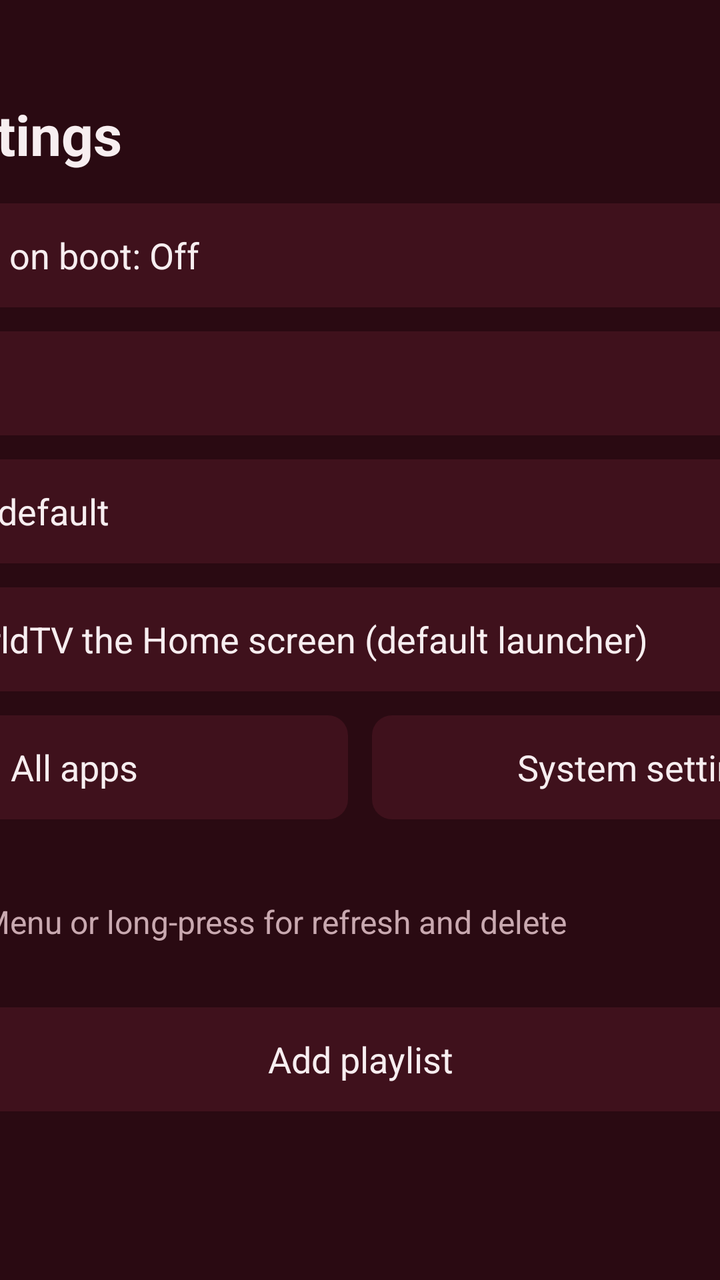
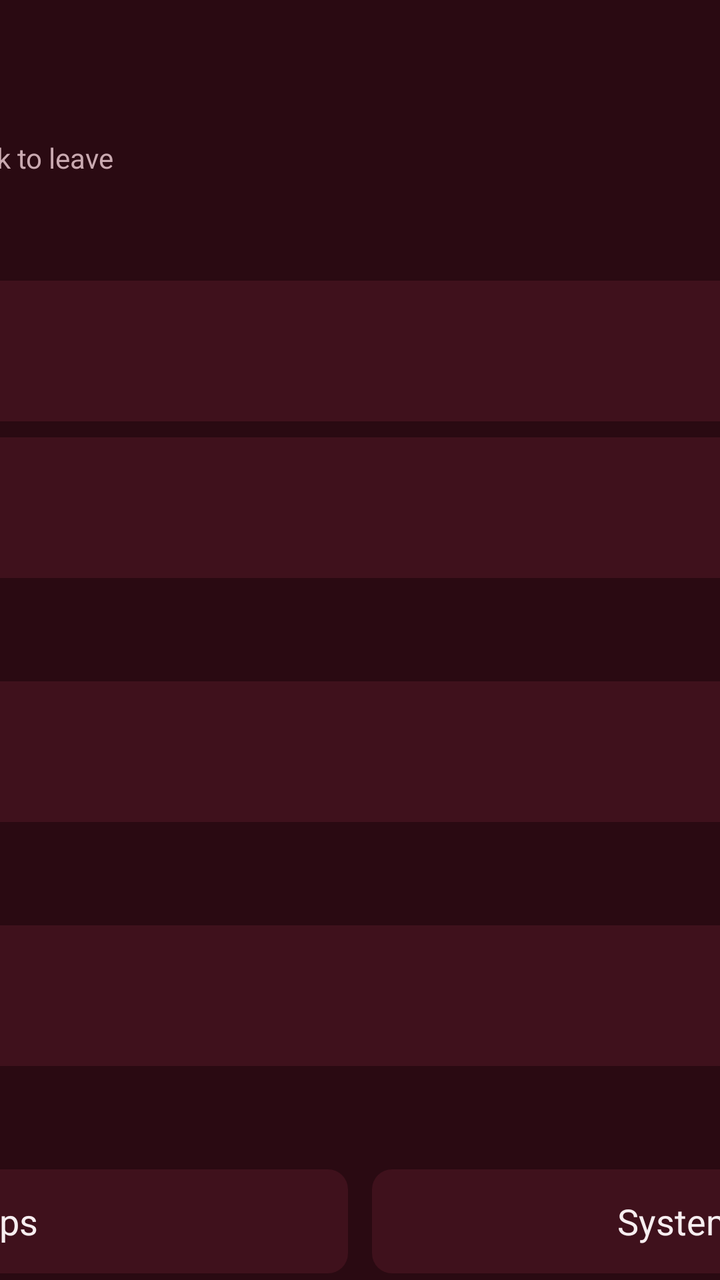

Before-and-after screenshots of an Android layout around one commit, followed by the original layout XML and the change that was made.
<!-- AndroidManifest.xml: application theme Theme.IptvPlayer -->
<!-- res/layout/screen_playlists.xml -->
<?xml version="1.0" encoding="utf-8"?>
<FrameLayout xmlns:android="http://schemas.android.com/apk/res/android"
    android:layout_width="match_parent"
    android:layout_height="match_parent">

    
    <ScrollView
        android:layout_width="560dp"
        android:layout_height="wrap_content"
        android:layout_gravity="center"
        android:paddingTop="24dp"
        android:paddingBottom="24dp"
        android:clipToPadding="false"
        android:scrollbars="none">

    <LinearLayout
        android:layout_width="match_parent"
        android:layout_height="wrap_content"
        android:orientation="vertical">

        <TextView
            style="@style/Text.Title"
            android:layout_width="wrap_content"
            android:layout_height="wrap_content"
            android:text="@string/settings" />

        <TextView
            android:id="@+id/auto_start"
            style="@style/TileButton"
            android:layout_width="match_parent"
            android:layout_marginTop="16dp"
            android:gravity="center_vertical|start"
            android:text="@string/auto_start_off" />

        <TextView
            android:id="@+id/auto_start_status"
            style="@style/Text.Secondary"
            android:layout_width="match_parent"
            android:layout_height="wrap_content"
            android:layout_marginTop="6dp"
            android:textSize="14sp"
            android:visibility="gone" />

        
        <TextView
            android:id="@+id/slot_count"
            style="@style/TileButton"
            android:layout_width="match_parent"
            android:layout_marginTop="12dp"
            android:gravity="center_vertical|start" />

        
        <TextView
            android:id="@+id/dns"
            style="@style/TileButton"
            android:layout_width="match_parent"
            android:layout_marginTop="12dp"
            android:gravity="center_vertical|start"
            android:text="@string/dns_system" />

        
        <TextView
            android:id="@+id/default_home"
            style="@style/TileButton"
            android:layout_width="match_parent"
            android:layout_marginTop="12dp"
            android:gravity="center_vertical|start"
            android:text="@string/home_make_default" />

        
        <LinearLayout
            android:layout_width="match_parent"
            android:layout_height="wrap_content"
            android:layout_marginTop="12dp"
            android:orientation="horizontal">

            <TextView
                android:id="@+id/all_apps"
                style="@style/TileButton"
                android:layout_width="0dp"
                android:layout_weight="1"
                android:text="@string/all_apps" />

            <TextView
                android:id="@+id/android_settings"
                style="@style/TileButton"
                android:layout_width="0dp"
                android:layout_marginStart="12dp"
                android:layout_weight="1"
                android:text="@string/android_settings" />
        </LinearLayout>

        <TextView
            style="@style/Text.Body"
            android:layout_width="wrap_content"
            android:layout_height="wrap_content"
            android:layout_marginTop="12dp"
            android:text="@string/playlists"
            android:textStyle="bold" />

        <TextView
            style="@style/Text.Secondary"
            android:layout_width="wrap_content"
            android:layout_height="wrap_content"
            android:layout_marginTop="4dp"
            android:text="OK to open · Menu or long-press for refresh and delete" />

        <LinearLayout
            android:id="@+id/list"
            android:layout_width="match_parent"
            android:layout_height="wrap_content"
            android:layout_marginTop="16dp"
            android:orientation="vertical" />

        <TextView
            android:id="@+id/add"
            style="@style/TileButton"
            android:layout_width="match_parent"
            android:layout_marginTop="16dp"
            android:text="@string/add_playlist" />

        <LinearLayout
            android:layout_width="match_parent"
            android:layout_height="wrap_content"
            android:layout_marginTop="12dp"
            android:gravity="center_vertical"
            android:minHeight="24dp"
            android:orientation="horizontal">

            
            <io.github.sardinemehico.iptvplayer.ui.LoadingDots
                android:id="@+id/busy"
                android:layout_width="40dp"
                android:layout_height="10dp"
                android:layout_marginEnd="12dp"
                android:visibility="gone" />

            <TextView
                android:id="@+id/message"
                style="@style/Text.Secondary"
                android:layout_width="0dp"
                android:layout_height="wrap_content"
                android:layout_weight="1" />
        </LinearLayout>
    </LinearLayout>
    </ScrollView>
</FrameLayout>
<!-- resources referenced by this layout -->
<resources>
  <string name="add_playlist">Add playlist</string>
  <string name="all_apps">All apps</string>
  <string name="android_settings">System settings</string>
  <string name="auto_start_off">Auto-start on boot: Off</string>
  <string name="dns_system">DNS: Box default</string>
  <string name="home_make_default">Make WorldTV the Home screen (default launcher)</string>
  <string name="playlists">Playlists</string>
  <string name="settings">App Settings</string>
  <style name="Text.Body" parent="">
          <item name="android:textColor">@color/text_primary</item>
          <item name="android:textSize">18sp</item>
      </style>
  <style name="Text.Secondary" parent="">
          <item name="android:textColor">@color/text_secondary</item>
          <item name="android:textSize">16sp</item>
      </style>
  <style name="Text.Title" parent="">
          <item name="android:textColor">@color/text_primary</item>
          <item name="android:textSize">28sp</item>
          <item name="android:textStyle">bold</item>
      </style>
  <style name="TileButton" parent="">
          <item name="android:layout_height">52dp</item>
          <item name="android:background">@drawable/bg_tile</item>
          <item name="android:focusable">true</item>
          <item name="android:gravity">center</item>
          <item name="android:paddingStart">20dp</item>
          <item name="android:paddingEnd">20dp</item>
          <item name="android:textColor">@color/text_primary</item>
          <item name="android:textSize">18sp</item>
          <item name="android:stateListAnimator">@null</item>
      </style>
  <style name="Theme.IptvPlayer" parent="android:Theme.Material.NoActionBar.Fullscreen">
          <item name="android:windowBackground">@color/background</item>
          <item name="android:colorBackground">@color/background</item>
          <item name="android:colorAccent">@color/accent</item>
          <item name="android:windowContentOverlay">@null</item>
      </style>
  <color name="text_primary">#FFF7EEF0</color>
  <color name="text_secondary">#FFC9A9B0</color>
  <!-- drawable bg_tile (drawable) -->
  <?xml version="1.0" encoding="utf-8"?>
  <selector xmlns:android="http://schemas.android.com/apk/res/android">
      <item android:state_focused="true">
          <shape android:shape="rectangle">
              <solid android:color="@color/accent" />
              <corners android:radius="10dp" />
          </shape>
      </item>
      
      <item android:state_activated="true">
          <shape android:shape="rectangle">
              <solid android:color="@color/surface_active" />
              <corners android:radius="10dp" />
          </shape>
      </item>
      <item>
          <shape android:shape="rectangle">
              <solid android:color="@color/surface" />
              <corners android:radius="10dp" />
          </shape>
      </item>
  </selector>
  <color name="background">#FF2A0A12</color>
  <color name="accent">#FFB0243F</color>
  <color name="surface_active">#FF5E1A2A</color>
  <color name="surface">#FF3F111C</color>
</resources>

<!-- the commit's change to res/layout/screen_playlists.xml (unified diff, before → after) -->
@@ -5,12 +5,12 @@
 
     
     <ScrollView
-        android:layout_width="560dp"
+        android:layout_width="760dp"
         android:layout_height="wrap_content"
         android:layout_gravity="center"
-        android:paddingTop="24dp"
-        android:paddingBottom="24dp"
         android:clipToPadding="false"
+        android:paddingTop="28dp"
+        android:paddingBottom="28dp"
         android:scrollbars="none">
 
     <LinearLayout
@@ -25,53 +25,28 @@
             android:text="@string/settings" />
 
         <TextView
-            android:id="@+id/auto_start"
-            style="@style/TileButton"
-            android:layout_width="match_parent"
-            android:layout_marginTop="16dp"
-            android:gravity="center_vertical|start"
-            android:text="@string/auto_start_off" />
+            style="@style/Text.Secondary"
+            android:layout_width="wrap_content"
+            android:layout_height="wrap_content"
+            android:layout_marginTop="4dp"
+            android:text="@string/settings_hint"
+            android:textSize="14sp" />
 
-        <TextView
-            android:id="@+id/auto_start_status"
-            style="@style/Text.Secondary"
-            android:layout_width="match_parent"
-            android:layout_height="wrap_content"
-            android:layout_marginTop="6dp"
-            android:textSize="14sp"
-            android:visibility="gone" />
+        <TextView style="@style/Text.Section" android:text="@string/section_home" />
+        <include android:id="@+id/default_home" layout="@layout/row_setting" />
+        <include android:id="@+id/slot_count" layout="@layout/row_setting" />
 
-        
-        <TextView
-            android:id="@+id/slot_count"
-            style="@style/TileButton"
-            android:layout_width="match_parent"
-            android:layout_marginTop="12dp"
-            android:gravity="center_vertical|start" />
+        <TextView style="@style/Text.Section" android:text="@string/section_startup" />
+        <include android:id="@+id/auto_start" layout="@layout/row_setting" />
 
-        
-        <TextView
-            android:id="@+id/dns"
-            style="@style/TileButton"
-            android:layout_width="match_parent"
-            android:layout_marginTop="12dp"
-            android:gravity="center_vertical|start"
-            android:text="@string/dns_system" />
+        <TextView style="@style/Text.Section" android:text="@string/section_network" />
+        <include android:id="@+id/dns" layout="@layout/row_setting" />
 
-        
-        <TextView
-            android:id="@+id/default_home"
-            style="@style/TileButton"
-            android:layout_width="match_parent"
-            android:layout_marginTop="12dp"
-            android:gravity="center_vertical|start"
-            android:text="@string/home_make_default" />
-
-        
+        <TextView style="@style/Text.Section" android:text="@string/section_shortcuts" />
         <LinearLayout
             android:layout_width="match_parent"
             android:layout_height="wrap_content"
-            android:layout_marginTop="12dp"
+            android:layout_marginTop="8dp"
             android:orientation="horizontal">
 
             <TextView
@@ -90,33 +65,28 @@
                 android:text="@string/android_settings" />
         </LinearLayout>
 
-        <TextView
-            style="@style/Text.Body"
-            android:layout_width="wrap_content"
-            android:layout_height="wrap_content"
-            android:layout_marginTop="12dp"
-            android:text="@string/playlists"
-            android:textStyle="bold" />
-
+        <TextView style="@style/Text.Section" android:text="@string/playlists" />
         <TextView
             style="@style/Text.Secondary"
             android:layout_width="wrap_content"
             android:layout_height="wrap_content"
             android:layout_marginTop="4dp"
-            android:text="OK to open · Menu or long-press for refresh and delete" />
+            android:paddingStart="4dp"
+            android:text="@string/playlists_hint"
+            android:textSize="14sp" />
 
         <LinearLayout
             android:id="@+id/list"
             android:layout_width="match_parent"
             android:layout_height="wrap_content"
-            android:layout_marginTop="16dp"
+            android:layout_marginTop="4dp"
             android:orientation="vertical" />
 
         <TextView
             android:id="@+id/add"
             style="@style/TileButton"
             android:layout_width="match_parent"
-            android:layout_marginTop="16dp"
+            android:layout_marginTop="8dp"
             android:text="@string/add_playlist" />
 
         <LinearLayout
@@ -145,3 +115,57 @@
     </LinearLayout>
     </ScrollView>
 </FrameLayout>
+<!-- res/layout/row_setting.xml (included above) -->
+<?xml version="1.0" encoding="utf-8"?>
+<LinearLayout xmlns:android="http://schemas.android.com/apk/res/android"
+    android:layout_width="match_parent"
+    android:layout_height="wrap_content"
+    android:layout_marginTop="8dp"
+    android:background="@drawable/bg_tile"
+    android:focusable="true"
+    android:gravity="center_vertical"
+    android:minHeight="68dp"
+    android:orientation="horizontal"
+    android:paddingStart="20dp"
+    android:paddingTop="12dp"
+    android:paddingEnd="20dp"
+    android:paddingBottom="12dp">
+
+    <LinearLayout
+        android:layout_width="0dp"
+        android:layout_height="wrap_content"
+        android:layout_weight="1"
+        android:duplicateParentState="true"
+        android:orientation="vertical">
+
+        <TextView
+            android:id="@+id/setting_title"
+            android:layout_width="match_parent"
+            android:layout_height="wrap_content"
+            android:duplicateParentState="true"
+            android:textColor="@color/text_primary"
+            android:textSize="18sp" />
+
+        <TextView
+            android:id="@+id/setting_summary"
+            android:layout_width="match_parent"
+            android:layout_height="wrap_content"
+            android:layout_marginTop="3dp"
+            android:duplicateParentState="true"
+            android:lineSpacingExtra="2dp"
+            android:textColor="@color/setting_summary"
+            android:textSize="14sp" />
+    </LinearLayout>
+
+    <TextView
+        android:id="@+id/setting_value"
+        android:layout_width="wrap_content"
+        android:layout_height="wrap_content"
+        android:layout_marginStart="20dp"
+        android:duplicateParentState="true"
+        android:gravity="end"
+        android:maxWidth="260dp"
+        android:textColor="@color/text_primary"
+        android:textSize="17sp"
+        android:textStyle="bold" />
+</LinearLayout>
<!-- resource entries referenced after the edit -->
@@ -3,18 +3,28 @@
   <string name="add_playlist">Add playlist</string>
   <string name="all_apps">All apps</string>
   <string name="android_settings">System settings</string>
-  <string name="auto_start_off">Auto-start on boot: Off</string>
-  <string name="dns_system">DNS: Box default</string>
-  <string name="home_make_default">Make WorldTV the Home screen (default launcher)</string>
   <string name="playlists">Playlists</string>
+  <string name="playlists_hint">OK opens a playlist · Menu or long-press for refresh, details and delete</string>
+  <string name="section_home">Home screen</string>
+  <string name="section_network">Playback &amp; network</string>
+  <string name="section_shortcuts">Shortcuts</string>
+  <string name="section_startup">Start-up</string>
   <string name="settings">App Settings</string>
-  <style name="Text.Body" parent="">
-          <item name="android:textColor">@color/text_primary</item>
-          <item name="android:textSize">18sp</item>
-      </style>
+  <string name="settings_hint">↑ ↓ to move · OK to change · Back to leave</string>
   <style name="Text.Secondary" parent="">
           <item name="android:textColor">@color/text_secondary</item>
           <item name="android:textSize">16sp</item>
+      </style>
+  <style name="Text.Section" parent="">
+          <item name="android:layout_width">match_parent</item>
+          <item name="android:layout_height">wrap_content</item>
+          <item name="android:layout_marginTop">26dp</item>
+          <item name="android:paddingStart">4dp</item>
+          <item name="android:textAllCaps">true</item>
+          <item name="android:letterSpacing">0.08</item>
+          <item name="android:textColor">@color/text_secondary</item>
+          <item name="android:textSize">13sp</item>
+          <item name="android:textStyle">bold</item>
       </style>
   <style name="Text.Title" parent="">
           <item name="android:textColor">@color/text_primary</item>
